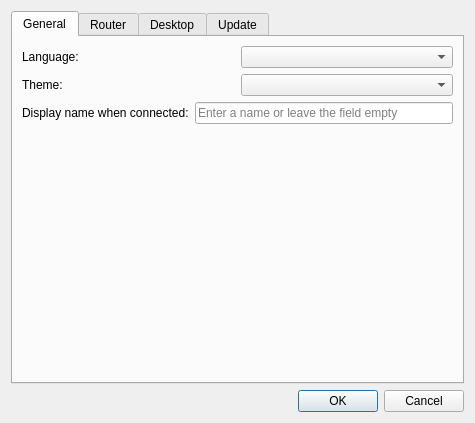
This is source/client/ui/settings_dialog.ui in dchapyshev/aspia as Qt 5 draws it before an edit. The edited form follows.
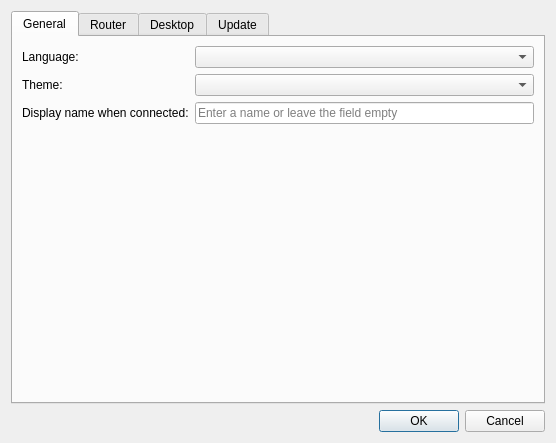
This is the edited form. Custom widgets are drawn as their Qt base class.

Diff of the .ui file:
```diff
--- a/source/client/ui/settings_dialog.ui
+++ b/source/client/ui/settings_dialog.ui
@@ -6,8 +6,8 @@
    <rect>
     <x>0</x>
     <y>0</y>
-    <width>475</width>
-    <height>279</height>
+    <width>556</width>
+    <height>443</height>
    </rect>
   </property>
   <property name="windowTitle">
@@ -25,43 +25,35 @@
       </attribute>
       <layout class="QVBoxLayout" name="verticalLayout_general">
        <item>
-        <layout class="QHBoxLayout" name="horizontalLayout_language">
-         <item>
+        <layout class="QGridLayout" name="gridLayout">
+         <item row="0" column="0">
           <widget class="QLabel" name="label_language">
            <property name="text">
             <string>Language:</string>
            </property>
           </widget>
          </item>
-         <item>
+         <item row="0" column="1">
           <widget class="QComboBox" name="combo_language"/>
          </item>
-        </layout>
-       </item>
-       <item>
-        <layout class="QHBoxLayout" name="horizontalLayout_theme">
-         <item>
+         <item row="1" column="0">
           <widget class="QLabel" name="label_theme">
            <property name="text">
             <string>Theme:</string>
            </property>
           </widget>
          </item>
-         <item>
+         <item row="1" column="1">
           <widget class="QComboBox" name="combo_theme"/>
          </item>
-        </layout>
-       </item>
-       <item>
-        <layout class="QHBoxLayout" name="horizontalLayout_display_name">
-         <item>
+         <item row="2" column="0">
           <widget class="QLabel" name="label_display_name">
            <property name="text">
             <string>Display name when connected:</string>
            </property>
           </widget>
          </item>
-         <item>
+         <item row="2" column="1">
           <widget class="QLineEdit" name="edit_display_name">
            <property name="maxLength">
             <number>16</number>
```
Left out of the diff: 19 changed lines with no effect on the pictures.
